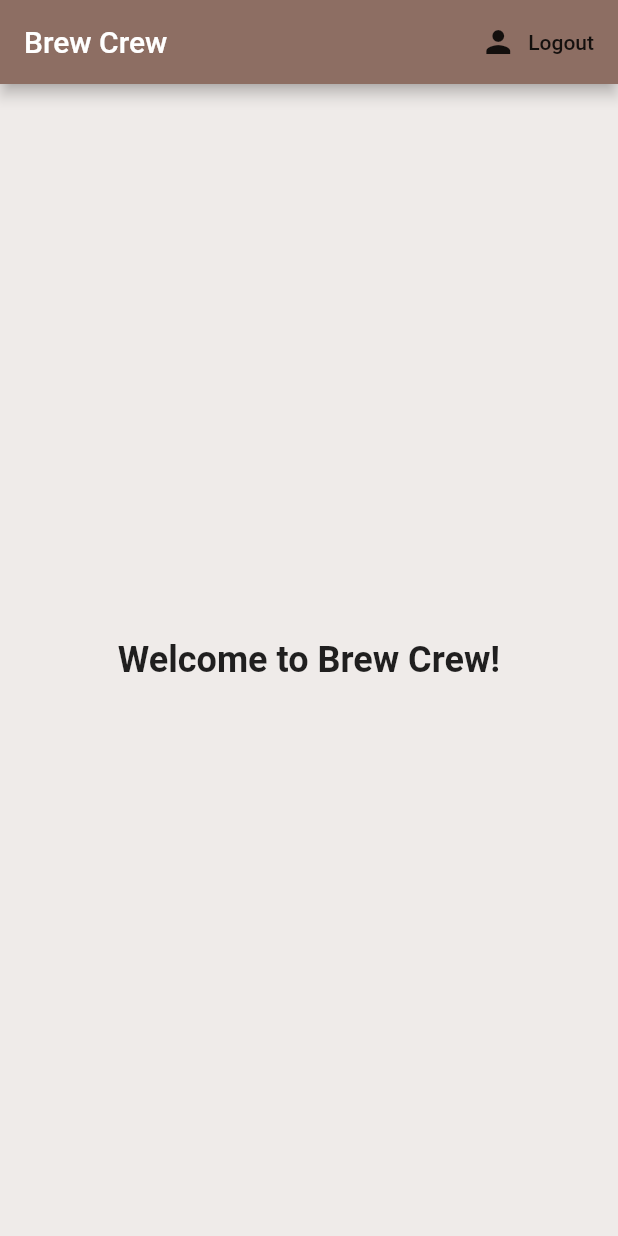
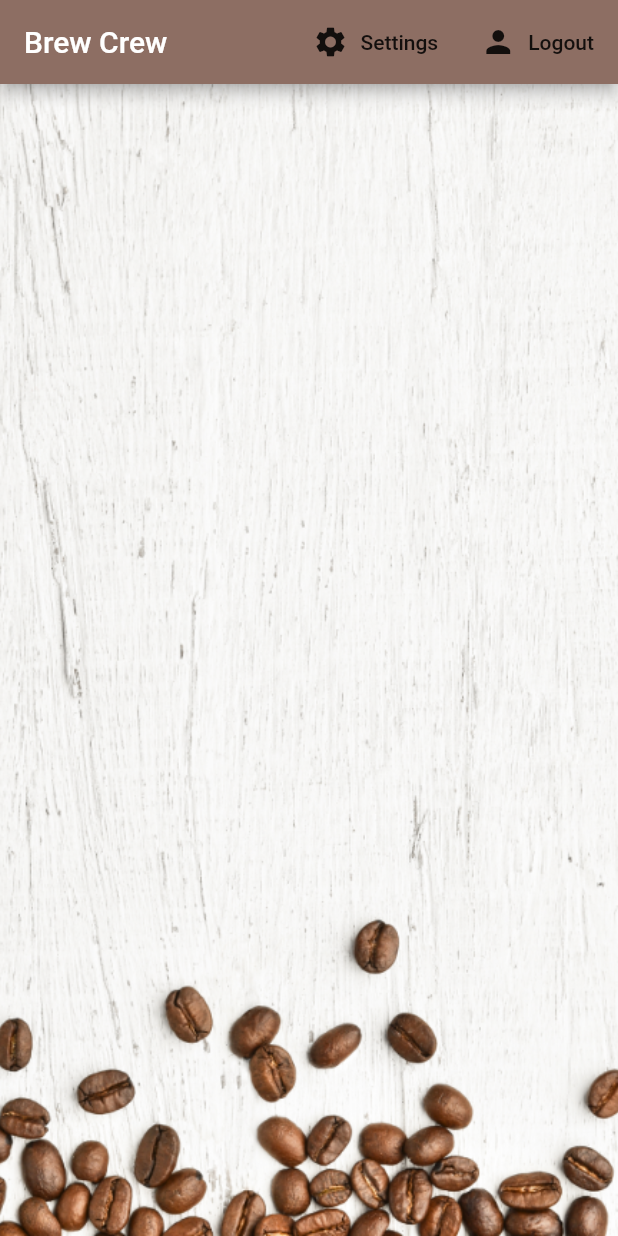
Before and after one commit to gadishimwe/brew_crew, a Flutter app: the screen it shows once a user with an empty profile is signed in, after a tap on "Logout", on a phone screen of 412 x 824 dp. Run offline on Flutter 3.47's test engine with Material 2 defaults, Android fonts, the phone set to English and light mode, and no system bars; our stand-ins replace cloud_firestore, firebase_auth, flutter_spinkit; missing offline and left inert: gradient_text; accounts and stored records are empty.

Commit message:
Add home page, new features and improved appearance

```diff
--- /dev/null
+++ b/lib/models/brew.dart
@@ -0,0 +1,7 @@
+class Brew {
+  final String name;
+  final String sugars;
+  final int strength;
+
+  Brew({this.name, this.sugars, this.strength});
+}
--- a/lib/models/user.dart
+++ b/lib/models/user.dart
@@ -3,3 +3,12 @@ class User {
 
   User({this.uid});
 }
+
+class UserData {
+  final String uid;
+  final String name;
+  final String sugars;
+  final int strength;
+
+  UserData({this.uid, this.name, this.sugars, this.strength});
+}
--- a/lib/screens/authentication/sign_in.dart
+++ b/lib/screens/authentication/sign_in.dart
@@ -2,6 +2,7 @@ import 'package:brew_crew/services/auth.dart';
 import 'package:brew_crew/shared/constant.dart';
 import 'package:brew_crew/shared/loading.dart';
 import 'package:flutter/material.dart';
+import 'package:gradient_text/gradient_text.dart';
 
 class SignIn extends StatefulWidget {
   final Function toggleView;
@@ -26,10 +27,14 @@ class _SignInState extends State<SignIn> {
     return loading
         ? Loading()
         : Scaffold(
+            resizeToAvoidBottomPadding: false,
             backgroundColor: Colors.brown[100],
             appBar: AppBar(
               backgroundColor: Colors.brown[400],
-              title: Text('Sign in to Brew Crew'),
+              title: Text(
+                'Brew Crew',
+                style: TextStyle(fontWeight: FontWeight.bold, fontSize: 24),
+              ),
               actions: <Widget>[
                 FlatButton.icon(
                   onPressed: () {
@@ -41,20 +46,45 @@ class _SignInState extends State<SignIn> {
               ],
             ),
             body: Container(
+              decoration: BoxDecoration(
+                image: DecorationImage(
+                  image: AssetImage('assets/coffee_cup.png'),
+                  fit: BoxFit.cover,
+                ),
+              ),
               padding: EdgeInsets.symmetric(vertical: 20, horizontal: 20),
-              child: Form(
+              child: Column(children: <Widget>[
+                SizedBox(height: 30),
+                GradientText(
+                  'Sign in',
+                  gradient: LinearGradient(
+                    colors: [
+                      Colors.orange[900],
+                      Color(0xffd28e0c),
+                      Colors.brown[900]
+                    ],
+                  ),
+                  style: TextStyle(
+                    fontWeight: FontWeight.bold,
+                    color: Colors.white,
+                    fontSize: 48,
+                  ),
+                ),
+                SizedBox(height: 40),
+                Form(
                   key: _formKey,
                   child: Column(children: <Widget>[
-                  SizedBox(height: 20),
+                    SizedBox(height: 30),
                     TextFormField(
-                    decoration: textInputDecoration.copyWith(hintText: 'Email'),
+                      decoration:
+                          textInputDecoration.copyWith(hintText: 'Email'),
                       validator: (value) =>
                           value.isEmpty ? 'Enter an email' : null,
                       onChanged: (value) {
                         setState(() => email = value);
                       },
                     ),
-                  SizedBox(height: 20),
+                    SizedBox(height: 30),
                     TextFormField(
                       decoration:
                           textInputDecoration.copyWith(hintText: 'Password'),
@@ -66,14 +96,26 @@ class _SignInState extends State<SignIn> {
                         setState(() => password = value);
                       },
                     ),
-                  SizedBox(height: 20),
+                    SizedBox(height: 15),
+                    Text(
+                      error,
+                      style: TextStyle(color: Colors.red, fontSize: 14),
+                    ),
+                    SizedBox(height: 15),
                     SizedBox(
-                    width: 200,
+                      width: double.infinity,
+                      height: 45,
                       child: RaisedButton(
+                        shape: RoundedRectangleBorder(
+                          borderRadius: BorderRadius.circular(25.0),
+                        ),
                         child: Text(
                           'Sign in',
                           style: TextStyle(
-                            color: Colors.white, fontWeight: FontWeight.bold),
+                            color: Colors.white,
+                            fontWeight: FontWeight.bold,
+                            fontSize: 18,
+                          ),
                         ),
                         onPressed: () async {
                           if (_formKey.currentState.validate()) {
@@ -89,37 +131,12 @@ class _SignInState extends State<SignIn> {
                             }
                           }
                         },
-                      color: Colors.pink[400],
-                    ),
-                  ),
-                  SizedBox(height: 12),
-                  Text(
-                    error,
-                    style: TextStyle(color: Colors.red, fontSize: 14),
-                  ),
-                  SizedBox(height: 12),
-                  SizedBox(
-                    width: double.infinity,
-                    child: RaisedButton(
-                      child: Text(
-                        'Sign in anonimously',
-                        style: TextStyle(fontWeight: FontWeight.bold),
-                      ),
-                      onPressed: () async {
-                        setState(() => loading = true);
-                        dynamic result = await _authService.signInAnon();
-                        if (result == null) {
-                          print('Error signing in...');
-                        } else {
-                          setState(() => loading = false);
-                          print('Signed in');
-                          print(result.uid);
-                        }
-                      },
+                        color: Color(0xffd28e0c),
                       ),
                     ),
                   ]),
                 ),
+              ]),
             ),
           );
   }
--- a/lib/screens/authentication/sign_up.dart
+++ b/lib/screens/authentication/sign_up.dart
@@ -2,6 +2,7 @@ import 'package:brew_crew/services/auth.dart';
 import 'package:brew_crew/shared/constant.dart';
 import 'package:brew_crew/shared/loading.dart';
 import 'package:flutter/material.dart';
+import 'package:gradient_text/gradient_text.dart';
 
 class SignUp extends StatefulWidget {
   final Function toggleView;
@@ -26,10 +27,14 @@ class _SignUpState extends State<SignUp> {
     return loading
         ? Loading()
         : Scaffold(
+            resizeToAvoidBottomPadding: false,
             backgroundColor: Colors.brown[100],
             appBar: AppBar(
               backgroundColor: Colors.brown[400],
-              title: Text('Sign up to Brew Crew'),
+              title: Text(
+                'Brew Crew',
+                style: TextStyle(fontWeight: FontWeight.bold, fontSize: 24),
+              ),
               actions: <Widget>[
                 FlatButton.icon(
                   onPressed: () {
@@ -41,20 +46,46 @@ class _SignUpState extends State<SignUp> {
               ],
             ),
             body: Container(
+              decoration: BoxDecoration(
+                image: DecorationImage(
+                  image: AssetImage('assets/coffee_cup.png'),
+                  fit: BoxFit.cover,
+                ),
+              ),
               padding: EdgeInsets.symmetric(vertical: 20, horizontal: 20),
-              child: Form(
+              child: Column(
+                children: <Widget>[
+                  SizedBox(height: 30),
+                  GradientText(
+                    'Sign up',
+                    gradient: LinearGradient(
+                      colors: [
+                        Colors.orange[900],
+                        Color(0xffd28e0c),
+                        Colors.brown[900]
+                      ],
+                    ),
+                    style: TextStyle(
+                      fontWeight: FontWeight.bold,
+                      color: Colors.white,
+                      fontSize: 48,
+                    ),
+                  ),
+                  SizedBox(height: 40),
+                  Form(
                     key: _formKey,
                     child: Column(children: <Widget>[
-                  SizedBox(height: 20),
+                      SizedBox(height: 30),
                       TextFormField(
-                    decoration: textInputDecoration.copyWith(hintText: 'Email'),
+                        decoration:
+                            textInputDecoration.copyWith(hintText: 'Email'),
                         validator: (value) =>
                             value.isEmpty ? 'Enter an email' : null,
                         onChanged: (value) {
                           setState(() => email = value);
                         },
                       ),
-                  SizedBox(height: 20),
+                      SizedBox(height: 30),
                       TextFormField(
                         decoration:
                             textInputDecoration.copyWith(hintText: 'Password'),
@@ -66,14 +97,24 @@ class _SignUpState extends State<SignUp> {
                           setState(() => password = value);
                         },
                       ),
-                  SizedBox(height: 20),
+                      SizedBox(height: 15),
+                      Text(
+                        error,
+                        style: TextStyle(color: Colors.red, fontSize: 14),
+                      ),
+                      SizedBox(height: 15),
                       SizedBox(
-                    width: 200,
+                        width: double.infinity,
+                        height: 45,
                         child: RaisedButton(
+                          shape: RoundedRectangleBorder(
+                            borderRadius: BorderRadius.circular(25.0),
+                          ),
                           child: Text(
                             'Sign up',
                             style: TextStyle(
-                            color: Colors.white, fontWeight: FontWeight.bold),
+                                color: Colors.white,
+                                fontWeight: FontWeight.bold),
                           ),
                           onPressed: () async {
                             if (_formKey.currentState.validate()) {
@@ -82,42 +123,19 @@ class _SignUpState extends State<SignUp> {
                                   await _authService.signUp(email, password);
                               if (result == null) {
                                 setState(() {
-                              error = 'Please, check your email and try again.';
+                                  error =
+                                      'Please, check your email and try again.';
                                   loading = false;
                                 });
                               }
                             }
                           },
-                      color: Colors.pink[400],
-                    ),
-                  ),
-                  SizedBox(height: 12),
-                  Text(
-                    error,
-                    style: TextStyle(color: Colors.red, fontSize: 14),
-                  ),
-                  SizedBox(height: 12),
-                  SizedBox(
-                    width: double.infinity,
-                    child: RaisedButton(
-                      child: Text(
-                        'Sign in anonimously',
-                        style: TextStyle(fontWeight: FontWeight.bold),
-                      ),
-                      onPressed: () async {
-                        setState(() => loading = true);
-                        dynamic result = await _authService.signInAnon();
-                        if (result == null) {
-                          print('Error signing in...');
-                        } else {
-                          setState(() => loading = false);
-                          print('Signed in');
-                          print(result.uid);
-                        }
-                      },
+                          color: Color(0xffd28e0c),
                         ),
                       ),
                     ]),
+                  ),
+                ],
               ),
             ),
           );
--- /dev/null
+++ b/lib/screens/home/brew_list.dart
@@ -0,0 +1,20 @@
+import 'package:brew_crew/models/brew.dart';
+import 'package:brew_crew/screens/home/brew_tile.dart';
+import 'package:flutter/material.dart';
+import 'package:provider/provider.dart';
+
+class BrewList extends StatefulWidget {
+  @override
+  _BrewListState createState() => _BrewListState();
+}
+
+class _BrewListState extends State<BrewList> {
+  @override
+  Widget build(BuildContext context) {
+    final brews = Provider.of<List<Brew>>(context) ?? [];
+    return ListView.builder(
+      itemCount: brews.length,
+      itemBuilder: (context, index) => BrewTile(brew: brews[index]),
+    );
+  }
+}
--- a/lib/screens/home/home.dart
+++ b/lib/screens/home/home.dart
@@ -1,17 +1,39 @@
+import 'package:brew_crew/models/brew.dart';
+import 'package:brew_crew/screens/home/brew_list.dart';
+import 'package:brew_crew/screens/home/settings_form.dart';
 import 'package:brew_crew/services/auth.dart';
+import 'package:brew_crew/services/database.dart';
 import 'package:flutter/material.dart';
+import 'package:provider/provider.dart';
 
 class Home extends StatelessWidget {
   final AuthService _authService = AuthService();
 
   @override
   Widget build(BuildContext context) {
-    return Scaffold(
+    void _showSettings() {
+      showModalBottomSheet(
+        context: context,
+        builder: (context) => Container(
+          padding: EdgeInsets.symmetric(vertical: 20, horizontal: 60),
+          child: SettingsForm(),
+        ),
+      );
+    }
+
+    return StreamProvider<List<Brew>>.value(
+      value: DatabaseService().brews,
+      child: Scaffold(
         backgroundColor: Colors.brown[50],
         appBar: AppBar(
           title: Text('Brew Crew'),
           backgroundColor: Colors.brown[400],
           actions: <Widget>[
+            FlatButton.icon(
+              onPressed: () => _showSettings(),
+              icon: Icon(Icons.settings),
+              label: Text('Settings'),
+            ),
             FlatButton.icon(
               onPressed: () async {
                 await _authService.signOut();
@@ -21,10 +43,14 @@ class Home extends StatelessWidget {
             ),
           ],
         ),
-      body: Center(
-        child: Text(
-          'Welcome to Brew Crew!',
-          style: TextStyle(fontWeight: FontWeight.bold, fontSize: 24),
+        body: Container(
+          decoration: BoxDecoration(
+            image: DecorationImage(
+              image: AssetImage('assets/coffee_bg.png'),
+              fit: BoxFit.cover,
+            ),
+          ),
+          child: BrewList(),
         ),
       ),
     );
--- a/lib/services/auth.dart
+++ b/lib/services/auth.dart
@@ -1,4 +1,5 @@
 import 'package:brew_crew/models/user.dart';
+import 'package:brew_crew/services/database.dart';
 import 'package:firebase_auth/firebase_auth.dart';
 
 class AuthService {
@@ -28,6 +29,8 @@ class AuthService {
       AuthResult result = await _auth.createUserWithEmailAndPassword(
           email: email, password: password);
       FirebaseUser user = result.user;
+      await DatabaseService(uid: user.uid)
+          .updateUserData('New member', '0', 100);
       return _userFromFirebaseUser(user);
     } catch (e) {
       print(e.toString());
--- /dev/null
+++ b/lib/services/database.dart
@@ -0,0 +1,42 @@
+import 'package:brew_crew/models/brew.dart';
+import 'package:brew_crew/models/user.dart';
+import 'package:cloud_firestore/cloud_firestore.dart';
+
+class DatabaseService {
+  final String uid;
+  DatabaseService({this.uid});
+
+  final CollectionReference brewCollection =
+      Firestore.instance.collection('brews');
+  Future updateUserData(String name, String sugars, int strength) async {
+    return await brewCollection
+        .document(uid)
+        .setData({'name': name, 'sugars': sugars, 'strength': strength});
+  }
+
+  List<Brew> _brewListFromSnapShot(QuerySnapshot snapshot) {
+    return snapshot.documents
+        .map((doc) => Brew(
+            name: doc.data['name'],
+            sugars: doc.data['sugars'],
+            strength: doc.data['strength']))
+        .toList();
+  }
+
+  UserData _userDataFromSnapshot(DocumentSnapshot snapshot) {
+    return UserData(
+      uid: uid,
+      name: snapshot.data['name'],
+      sugars: snapshot.data['sugars'],
+      strength: snapshot.data['strength'],
+    );
+  }
+
+  Stream<List<Brew>> get brews {
+    return brewCollection.snapshots().map(_brewListFromSnapShot);
+  }
+
+  Stream<UserData> get userData {
+    return brewCollection.document(uid).snapshots().map(_userDataFromSnapshot);
+  }
+}
```
Also changed, not shown: lib/screens/home/brew_tile.dart (added, +28 -0 lines), lib/screens/home/settings_form.dart (added, +95 -0 lines), pubspec.yaml (+5 -3 lines), assets/coffee_bg.png (added), assets/coffee_cup.png (added), assets/coffee_icon.png (added), assets/image.png (deleted), assets/image1.png (added), assets/image2.png (added), assets/image3.png (added), pubspec.lock, 1 other file. Lines whose indentation alone changed are shown as unchanged.
